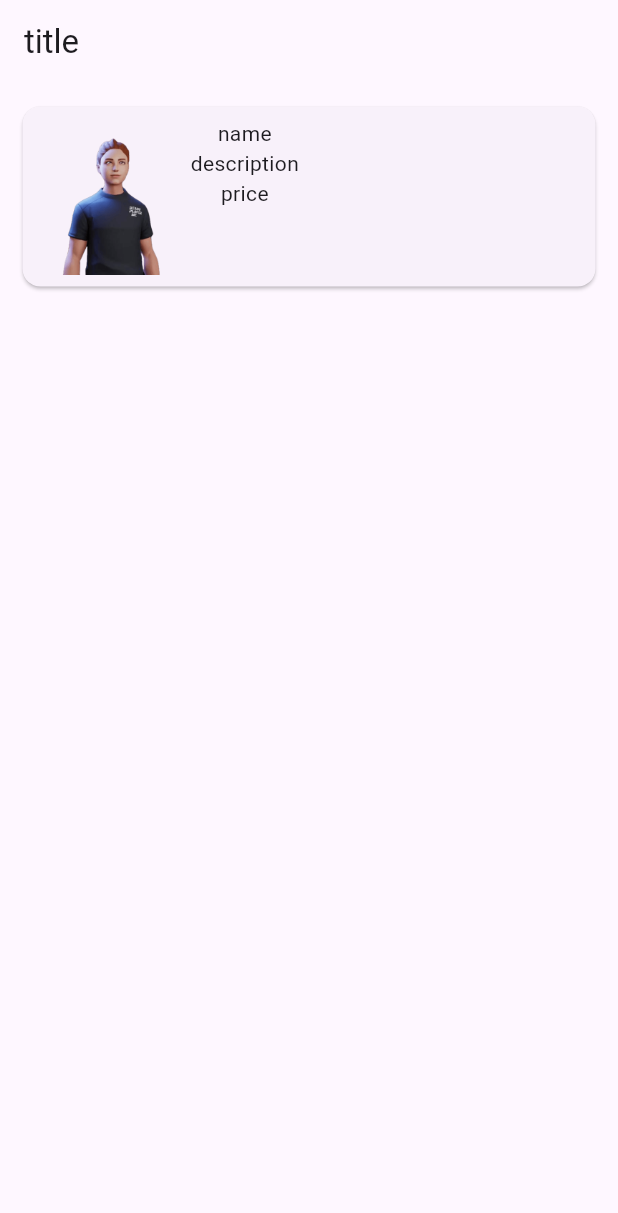
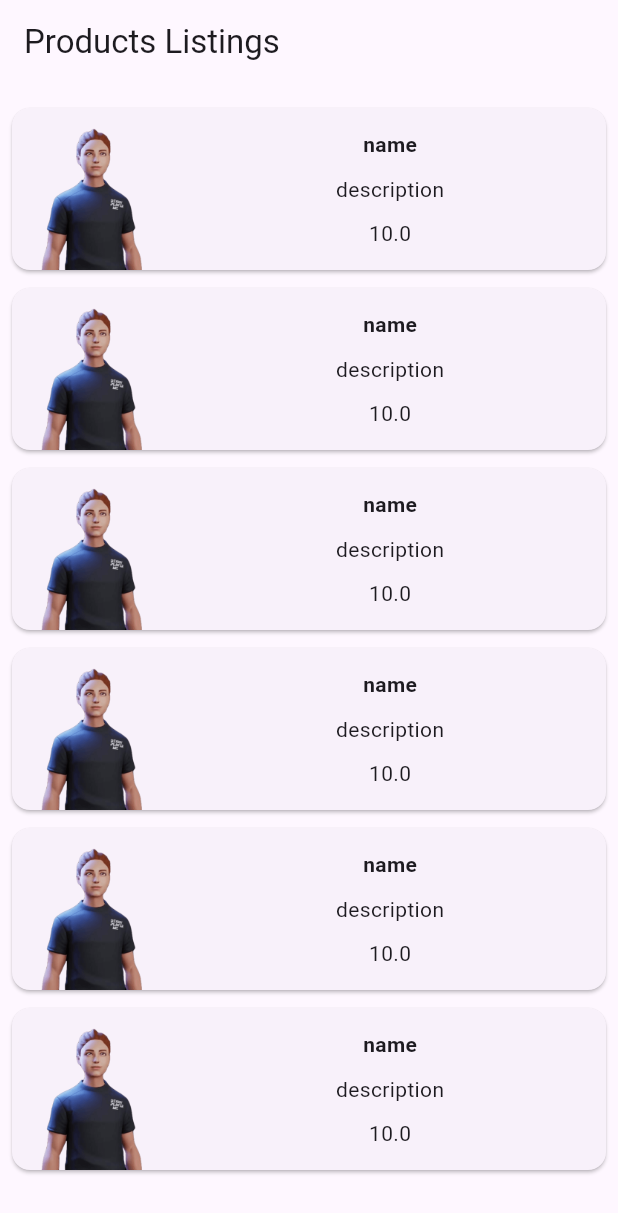
Before and after one commit to SHARKZTECH/StudyFlutter, a Flutter app: the screen it shows after launch, on a phone screen of 412 x 824 dp. Shown: the top 1213 px of the screen. Run offline on Flutter 3.47's test engine with Material 3 defaults, Android fonts, the phone set to English and light mode, and no system bars.

Commit message:
layouts products listings

```diff
--- a/lib/main.dart
+++ b/lib/main.dart
@@ -15,7 +15,7 @@ class MyApp extends StatelessWidget {
         colorScheme: ColorScheme.fromSeed(seedColor: Colors.deepPurple),
         useMaterial3: true,
       ),
-      home: const Main(),
+      home: Main(),
     );
   }
 }
@@ -27,26 +27,96 @@ class Main extends StatelessWidget {
   Widget build(BuildContext context) {
     return Scaffold(
       appBar: AppBar(
-        title: const Text("title"),
+        title: Text("Products Listings"),
       ),
-      body: Container(
-        height: 150,
-        child: const Card(
-          margin: EdgeInsets.all(15.0),
-          child: Padding(
-            padding: EdgeInsets.all(8.0),
-            child: Row(
-              children: [
-                Image(
-                  image: AssetImage("assets/images/user.png"),
-                  height: 130.0,
-                ),
-                Column(
-                  children: [Text("name"), Text("description"), Text("price")],
-                )
-              ],
+      body: ListView(
+        shrinkWrap: true,
+        padding: const EdgeInsets.fromLTRB(2.0, 10.0, 2.0, 10.0),
+        children: const [
+          ProductBox(
+            name: 'name',
+            description: 'description',
+            price: '10.0',
+            image: 'user.png',
+          ),
+          ProductBox(
+            name: 'name',
+            description: 'description',
+            price: '10.0',
+            image: 'user.png',
+          ),
+          ProductBox(
+            name: 'name',
+            description: 'description',
+            price: '10.0',
+            image: 'user.png',
+          ),
+          ProductBox(
+            name: 'name',
+            description: 'description',
+            price: '10.0',
+            image: 'user.png',
+          ),
+          ProductBox(
+            name: 'name',
+            description: 'description',
+            price: '10.0',
+            image: 'user.png',
+          ),
+          ProductBox(
+            name: 'name',
+            description: 'description',
+            price: '10.0',
+            image: 'user.png',
+          ),
+        ],
+      ),
+    );
+  }
+}
+
+class ProductBox extends StatelessWidget {
+  const ProductBox({
+    super.key,
+    required this.name,
+    required this.description,
+    required this.price,
+    required this.image,
+  });
+
+  final String name;
+  final String description;
+  final String price;
+  final String image;
+
+  @override
+  Widget build(BuildContext context) {
+    return Container(
+      padding: const EdgeInsets.all(2.0),
+      height: 120.0,
+      child: Card(
+        child: Row(
+          mainAxisAlignment: MainAxisAlignment.spaceEvenly,
+          children: [
+            Image.asset(
+              "assets/images/$image",
             ),
-          ),
+            Expanded(
+                child: Container(
+              padding: const EdgeInsets.all(5.0),
+              child: Column(
+                mainAxisAlignment: MainAxisAlignment.spaceEvenly,
+                children: [
+                  Text(
+                    name,
+                    style: const TextStyle(fontWeight: FontWeight.bold),
+                  ),
+                  Text(description),
+                  Text(price.toString())
+                ],
+              ),
+            ))
+          ],
         ),
       ),
     );
```
